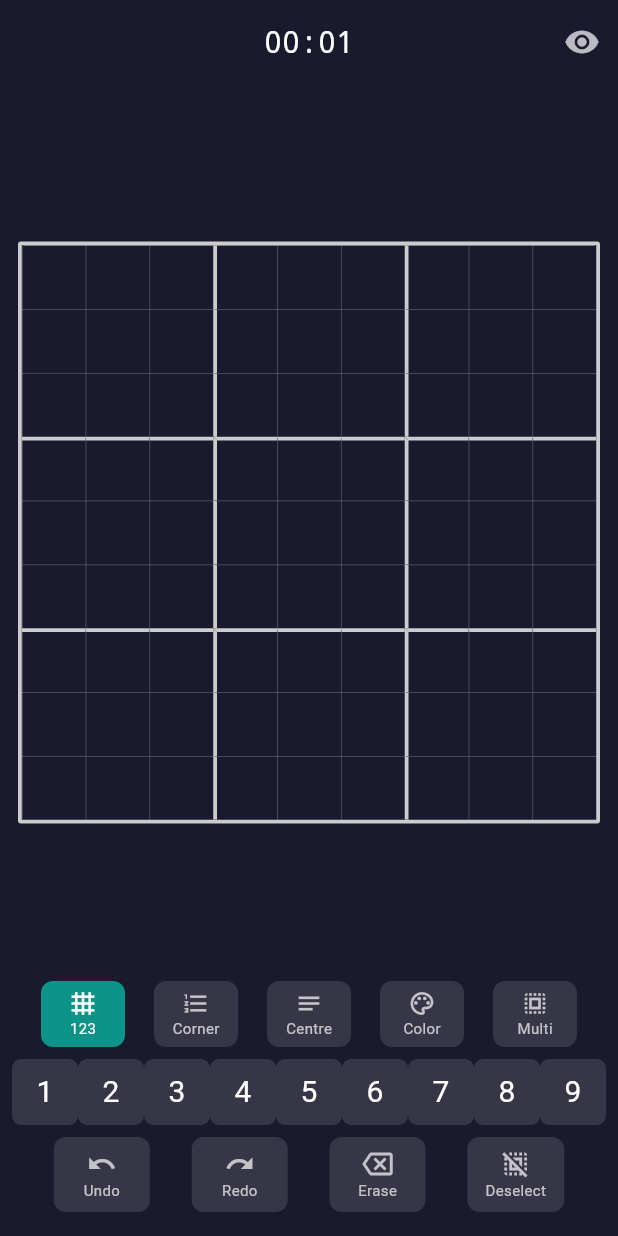
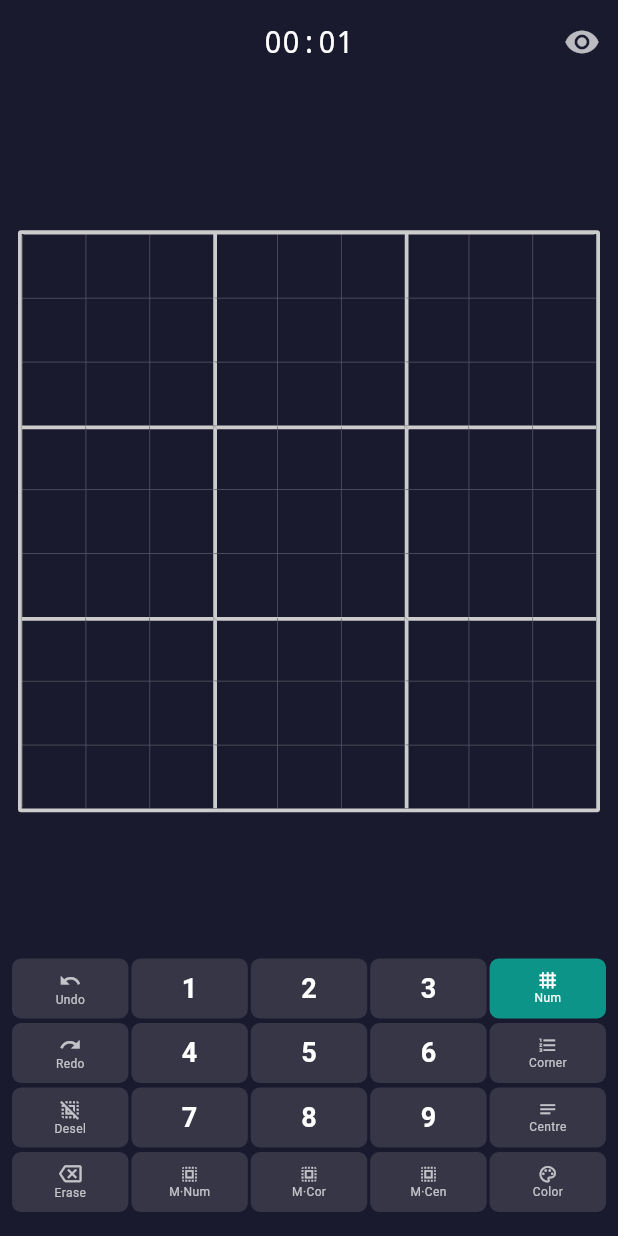
Before and after one commit to NVME-git/InGrid, a Flutter app: the GameScreen screen opened by its route, on a phone screen of 412 x 824 dp. Run offline on Flutter 3.47's test engine with Material 3 defaults, Android fonts, the phone set to English and light mode, and no system bars; our stand-ins replace flutter_riverpod, go_router.

Commit message:
Redesign toolbar as 4-row grid: Undo/Redo/Desel/Erase + digits + mode buttons
Co-authored-by: NVME-git <30406909+NVME-git@users.noreply.github.com>
Agent-Logs-Url: https://github.com/NVME-git/InGrid/sessions/30f87ffe-2ac0-4e56-9151-f1774b1eee7f

```diff
--- a/lib/features/game/game_state.dart
+++ b/lib/features/game/game_state.dart
@@ -156,6 +156,11 @@ class GameNotifier extends Notifier<GameState> {
 
   void setEntryMode(EntryMode mode) {
     state = state.copyWith(entryMode: mode);
+  }
+
+  /// Sets entry mode and multi-select state in one atomic update.
+  void setEntryModeAndMulti(EntryMode mode, bool multi) {
+    state = state.copyWith(entryMode: mode, multiSelectMode: multi);
   }
 
   void setHighlightColor(int index) {
--- a/lib/features/game/widgets/digit_toolbar.dart
+++ b/lib/features/game/widgets/digit_toolbar.dart
@@ -1,6 +1,17 @@
 import 'package:flutter/material.dart';
 import 'package:flutter_riverpod/flutter_riverpod.dart';
 import '../game_state.dart';
+
+// Compact 4-row grid layout — never overflows in portrait or landscape:
+//
+//   Row 1:  [Undo]     [1] [2] [3]  [Num]
+//   Row 2:  [Redo]     [4] [5] [6]  [Corner]
+//   Row 3:  [Deselect] [7] [8] [9]  [Centre]
+//   Row 4:  [Erase] [M·Num] [M·Cor] [M·Cen] [Color]
+//   Row 5:  (compact color-picker — only visible in Color mode)
+//
+// Each row uses 5 Expanded children separated by 2 px gaps.
+// All buttons are exactly 40 px tall; text labels use 8-9 px font.
 
 class DigitToolbar extends ConsumerWidget {
   const DigitToolbar({super.key});
@@ -9,212 +20,232 @@ class DigitToolbar extends ConsumerWidget {
   Widget build(BuildContext context, WidgetRef ref) {
     final game = ref.watch(gameProvider);
     final notifier = ref.read(gameProvider.notifier);
+    final mode = game.entryMode;
+    final multi = game.multiSelectMode;
+    final isColor = mode == EntryMode.highlighter;
 
     return Column(
       mainAxisSize: MainAxisSize.min,
       children: [
-        // Entry mode toggles + multi-select button
-        Row(
-          mainAxisAlignment: MainAxisAlignment.spaceEvenly,
-          children: [
-            _ModeButton(
-              label: '123',
+        // ── Row 1: Undo | 1 | 2 | 3 | Num (single mode) ──────────────────
+        _ToolRow(children: [
+          _ActionBtn(icon: Icons.undo, label: 'Undo', onTap: notifier.undo),
+          _DigitBtn(digit: 1, disabled: isColor, onEnter: notifier.enterDigit),
+          _DigitBtn(digit: 2, disabled: isColor, onEnter: notifier.enterDigit),
+          _DigitBtn(digit: 3, disabled: isColor, onEnter: notifier.enterDigit),
+          _ModeBtn(
+            label: 'Num',
             icon: Icons.grid_4x4,
-              mode: EntryMode.fullNumber,
-              currentMode: game.entryMode,
-              onTap: () => notifier.setEntryMode(EntryMode.fullNumber),
+            active: mode == EntryMode.fullNumber && !multi,
+            onTap: () => notifier.setEntryModeAndMulti(EntryMode.fullNumber, false),
           ),
-            _ModeButton(
+        ]),
+        const SizedBox(height: 3),
+        // ── Row 2: Redo | 4 | 5 | 6 | Corner (single mode) ───────────────
+        _ToolRow(children: [
+          _ActionBtn(icon: Icons.redo, label: 'Redo', onTap: notifier.redo),
+          _DigitBtn(digit: 4, disabled: isColor, onEnter: notifier.enterDigit),
+          _DigitBtn(digit: 5, disabled: isColor, onEnter: notifier.enterDigit),
+          _DigitBtn(digit: 6, disabled: isColor, onEnter: notifier.enterDigit),
+          _ModeBtn(
             label: 'Corner',
             icon: Icons.format_list_numbered,
-              mode: EntryMode.cornerNote,
-              currentMode: game.entryMode,
-              onTap: () => notifier.setEntryMode(EntryMode.cornerNote),
+            active: mode == EntryMode.cornerNote && !multi,
+            onTap: () => notifier.setEntryModeAndMulti(EntryMode.cornerNote, false),
           ),
-            _ModeButton(
+        ]),
+        const SizedBox(height: 3),
+        // ── Row 3: Deselect | 7 | 8 | 9 | Centre (single mode) ───────────
+        _ToolRow(children: [
+          _ActionBtn(icon: Icons.deselect, label: 'Desel', onTap: notifier.deselectAll),
+          _DigitBtn(digit: 7, disabled: isColor, onEnter: notifier.enterDigit),
+          _DigitBtn(digit: 8, disabled: isColor, onEnter: notifier.enterDigit),
+          _DigitBtn(digit: 9, disabled: isColor, onEnter: notifier.enterDigit),
+          _ModeBtn(
             label: 'Centre',
             icon: Icons.notes,
-              mode: EntryMode.centreNote,
-              currentMode: game.entryMode,
-              onTap: () => notifier.setEntryMode(EntryMode.centreNote),
+            active: mode == EntryMode.centreNote && !multi,
+            onTap: () => notifier.setEntryModeAndMulti(EntryMode.centreNote, false),
           ),
-            _ModeButton(
+        ]),
+        const SizedBox(height: 3),
+        // ── Row 4: Erase | M·Num | M·Cor | M·Cen | Color ─────────────────
+        _ToolRow(children: [
+          _ActionBtn(
+              icon: Icons.backspace_outlined, label: 'Erase', onTap: notifier.erase),
+          _ModeBtn(
+            label: 'M·Num',
+            icon: Icons.select_all,
+            active: mode == EntryMode.fullNumber && multi,
+            onTap: () => notifier.setEntryModeAndMulti(EntryMode.fullNumber, true),
+          ),
+          _ModeBtn(
+            label: 'M·Cor',
+            icon: Icons.select_all,
+            active: mode == EntryMode.cornerNote && multi,
+            onTap: () => notifier.setEntryModeAndMulti(EntryMode.cornerNote, true),
+          ),
+          _ModeBtn(
+            label: 'M·Cen',
+            icon: Icons.select_all,
+            active: mode == EntryMode.centreNote && multi,
+            onTap: () => notifier.setEntryModeAndMulti(EntryMode.centreNote, true),
+          ),
+          _ModeBtn(
             label: 'Color',
             icon: Icons.color_lens_outlined,
-              mode: EntryMode.highlighter,
-              currentMode: game.entryMode,
-              onTap: () => notifier.setEntryMode(EntryMode.highlighter),
+            active: isColor,
+            onTap: () => notifier.setEntryModeAndMulti(EntryMode.highlighter, false),
           ),
-            // Multi-select toggle: hidden for highlighter mode
-            if (game.entryMode != EntryMode.highlighter)
-              _MultiSelectButton(
-                active: game.multiSelectMode,
-                onTap: notifier.toggleMultiSelect,
+        ]),
+        // ── Row 5: compact color picker (only in Color mode) ───────────────
+        if (isColor) ...[
+          const SizedBox(height: 4),
+          _ColorPickerRow(
+            selectedIndex: game.highlightColorIndex,
+            onSelect: notifier.setHighlightColor,
           ),
         ],
-        ),
-        const SizedBox(height: 8),
-        // Digit buttons (or color picker for highlighter mode)
-        if (game.entryMode == EntryMode.highlighter)
-          _ColorPicker(
-            selectedIndex: game.highlightColorIndex,
-            onSelect: notifier.setHighlightColor,
-          )
-        else
-          _DigitRow(onDigit: notifier.enterDigit),
-        const SizedBox(height: 8),
-        // Action buttons
-        Row(
-          mainAxisAlignment: MainAxisAlignment.spaceEvenly,
-          children: [
-            _ActionButton(
-              icon: Icons.undo,
-              label: 'Undo',
-              onTap: notifier.undo,
-            ),
-            _ActionButton(
-              icon: Icons.redo,
-              label: 'Redo',
-              onTap: notifier.redo,
-            ),
-            _ActionButton(
-              icon: Icons.backspace_outlined,
-              label: 'Erase',
-              onTap: notifier.erase,
-            ),
-            _ActionButton(
-              icon: Icons.deselect,
-              label: 'Deselect',
-              onTap: notifier.deselectAll,
-            ),
-          ],
-        ),
       ],
     );
   }
 }
 
-class _MultiSelectButton extends StatelessWidget {
+// ─── Shared primitives ────────────────────────────────────────────────────────
+
+/// A row of exactly 5 `Expanded` items separated by 2 px gaps.
+class _ToolRow extends StatelessWidget {
+  final List<Widget> children;
+  const _ToolRow({required this.children});
+
+  @override
+  Widget build(BuildContext context) {
+    assert(children.length == 5);
+    final items = <Widget>[];
+    for (int i = 0; i < children.length; i++) {
+      if (i > 0) items.add(const SizedBox(width: 2));
+      items.add(Expanded(child: children[i]));
+    }
+    return Row(children: items);
+  }
+}
+
+/// Base button: 40 px tall, rounded, teal when active, white12 when inactive.
+class _Btn extends StatelessWidget {
+  final Widget child;
+  final VoidCallback? onTap;
   final bool active;
-  final VoidCallback onTap;
 
-  const _MultiSelectButton({required this.active, required this.onTap});
+  const _Btn({required this.child, this.onTap, this.active = false});
 
   @override
   Widget build(BuildContext context) {
     return GestureDetector(
       onTap: onTap,
       child: Container(
-        constraints: const BoxConstraints(minWidth: 56, minHeight: 44),
-        padding: const EdgeInsets.symmetric(horizontal: 8, vertical: 6),
+        height: 40,
+        alignment: Alignment.center,
         decoration: BoxDecoration(
           color: active ? const Color(0xFF0D9488) : Colors.white12,
-          borderRadius: BorderRadius.circular(8),
-          border: active
-              ? Border.all(color: const Color(0xFF0D9488), width: 1.5)
-              : null,
+          borderRadius: BorderRadius.circular(6),
         ),
-        child: Column(
-          mainAxisSize: MainAxisSize.min,
-          children: [
-            Icon(
-              Icons.select_all,
-              size: 18,
-              color: active ? Colors.white : Colors.white70,
+        child: child,
       ),
-            Text(
-              'Multi',
+    );
+  }
+}
+
+/// Digit button (1-9). Grayed out and non-interactive in Color mode.
+class _DigitBtn extends StatelessWidget {
+  final int digit;
+  final bool disabled;
+  final void Function(int) onEnter;
+
+  const _DigitBtn(
+      {required this.digit, required this.disabled, required this.onEnter});
+
+  @override
+  Widget build(BuildContext context) {
+    return _Btn(
+      onTap: disabled ? null : () => onEnter(digit),
+      child: Text(
+        '$digit',
         style: TextStyle(
-                fontSize: 10,
-                color: active ? Colors.white : Colors.white70,
-              ),
-            ),
-          ],
+          fontSize: 18,
+          fontWeight: FontWeight.bold,
+          color: disabled ? Colors.white24 : Colors.white,
         ),
       ),
     );
   }
 }
 
-class _ModeButton extends StatelessWidget {
+/// Mode button — icon + label, teal when active.
+class _ModeBtn extends StatelessWidget {
   final String label;
   final IconData icon;
-  final EntryMode mode;
-  final EntryMode currentMode;
+  final bool active;
   final VoidCallback onTap;
 
-  const _ModeButton({
+  const _ModeBtn({
     required this.label,
     required this.icon,
-    required this.mode,
-    required this.currentMode,
+    required this.active,
     required this.onTap,
   });
 
   @override
   Widget build(BuildContext context) {
-    final isActive = mode == currentMode;
-    return GestureDetector(
+    return _Btn(
+      active: active,
       onTap: onTap,
-      child: Container(
-        constraints: const BoxConstraints(minWidth: 56, minHeight: 44),
-        padding: const EdgeInsets.symmetric(horizontal: 8, vertical: 6),
-        decoration: BoxDecoration(
-          color: isActive ? const Color(0xFF0D9488) : Colors.white12,
-          borderRadius: BorderRadius.circular(8),
-        ),
       child: Column(
         mainAxisSize: MainAxisSize.min,
         children: [
-            Icon(icon, size: 18, color: isActive ? Colors.white : Colors.white70),
+          Icon(icon, size: 13, color: active ? Colors.white : Colors.white70),
           Text(
             label,
             style: TextStyle(
-                fontSize: 10,
-                color: isActive ? Colors.white : Colors.white70,
-              ),
+                fontSize: 8, color: active ? Colors.white : Colors.white70),
           ),
         ],
-        ),
       ),
     );
   }
 }
 
-class _DigitRow extends StatelessWidget {
-  final void Function(int) onDigit;
-  const _DigitRow({required this.onDigit});
+/// Action button (Undo / Redo / Erase / Deselect) — icon + label, always white70.
+class _ActionBtn extends StatelessWidget {
+  final IconData icon;
+  final String label;
+  final VoidCallback onTap;
+
+  const _ActionBtn(
+      {required this.icon, required this.label, required this.onTap});
 
   @override
   Widget build(BuildContext context) {
-    return Row(
-      mainAxisAlignment: MainAxisAlignment.spaceEvenly,
-      children: List.generate(9, (i) {
-        final d = i + 1;
-        return GestureDetector(
-          onTap: () => onDigit(d),
-          child: Container(
-            constraints: const BoxConstraints(minWidth: 44, minHeight: 44),
-            alignment: Alignment.center,
-            decoration: BoxDecoration(
-              color: Colors.white12,
-              borderRadius: BorderRadius.circular(6),
+    return _Btn(
+      onTap: onTap,
+      child: Column(
+        mainAxisSize: MainAxisSize.min,
+        children: [
+          Icon(icon, size: 15, color: Colors.white70),
+          Text(label,
+              style: const TextStyle(fontSize: 8, color: Colors.white70)),
+        ],
       ),
-            child: Text(
-              '$d',
-              style: const TextStyle(fontSize: 20, color: Colors.white),
-            ),
-          ),
-        );
-      }),
     );
   }
 }
 
-class _ColorPicker extends StatelessWidget {
+/// Compact horizontal color picker (9 colors + ✕ eraser).
+class _ColorPickerRow extends StatelessWidget {
   final int selectedIndex;
   final void Function(int) onSelect;
-  const _ColorPicker({required this.selectedIndex, required this.onSelect});
+
+  const _ColorPickerRow(
+      {required this.selectedIndex, required this.onSelect});
 
   @override
   Widget build(BuildContext context) {
@@ -225,8 +256,8 @@ class _ColorPicker extends StatelessWidget {
           return GestureDetector(
             onTap: () => onSelect(i),
             child: Container(
-              width: 32,
-              height: 32,
+              width: 24,
+              height: 24,
               decoration: BoxDecoration(
                 color: Color(kHighlightColors[i]),
                 shape: BoxShape.circle,
@@ -240,8 +271,8 @@ class _ColorPicker extends StatelessWidget {
         GestureDetector(
           onTap: () => onSelect(-1),
           child: Container(
-            width: 32,
-            height: 32,
+            width: 24,
+            height: 24,
             decoration: BoxDecoration(
               color: Colors.white24,
               shape: BoxShape.circle,
@@ -250,7 +281,7 @@ class _ColorPicker extends StatelessWidget {
                   : null,
             ),
             child: const Center(
-              child: Text('✕', style: TextStyle(color: Colors.red, fontSize: 18)),
+              child: Text('✕', style: TextStyle(color: Colors.red, fontSize: 13)),
             ),
           ),
         ),
@@ -258,33 +289,3 @@ class _ColorPicker extends StatelessWidget {
     );
   }
 }
-
-class _ActionButton extends StatelessWidget {
-  final IconData icon;
-  final String label;
-  final VoidCallback onTap;
-
-  const _ActionButton({required this.icon, required this.label, required this.onTap});
-
-  @override
-  Widget build(BuildContext context) {
-    return GestureDetector(
-      onTap: onTap,
-      child: Container(
-        constraints: const BoxConstraints(minWidth: 64, minHeight: 44),
-        padding: const EdgeInsets.symmetric(horizontal: 12, vertical: 8),
-        decoration: BoxDecoration(
-          color: Colors.white12,
-          borderRadius: BorderRadius.circular(8),
-        ),
-        child: Column(
-          mainAxisSize: MainAxisSize.min,
-          children: [
-            Icon(icon, size: 20, color: Colors.white70),
-            Text(label, style: const TextStyle(fontSize: 10, color: Colors.white70)),
-          ],
-        ),
-      ),
-    );
-  }
-}
```
Lines whose indentation alone changed are shown as unchanged.
